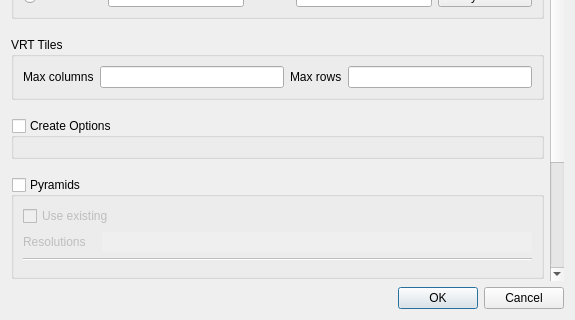
Old version of the form src/ui/qgsrasterlayersaveasdialogbase.ui in the repository carsmie/QGIS; both pictures show x 0 to 575 and y 260 to 580 of the 575 by 580 pixel window.
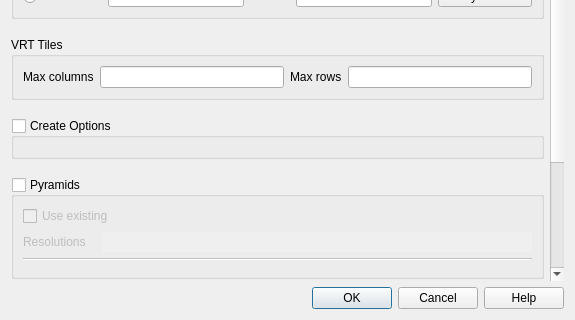
New version of the form. Icons and pictures are not drawn. Custom widgets are drawn as their Qt base class.

Commit message: Add Help button and connect it to user manual

Patch:
```diff
--- a/src/ui/qgsrasterlayersaveasdialogbase.ui
+++ b/src/ui/qgsrasterlayersaveasdialogbase.ui
@@ -674,7 +674,7 @@
       <enum>Qt::Horizontal</enum>
      </property>
      <property name="standardButtons">
-      <set>QDialogButtonBox::Cancel|QDialogButtonBox::Ok</set>
+      <set>QDialogButtonBox::Cancel|QDialogButtonBox::Help|QDialogButtonBox::Ok</set>
      </property>
     </widget>
    </item>
```
The commit also changes 50 other files.
